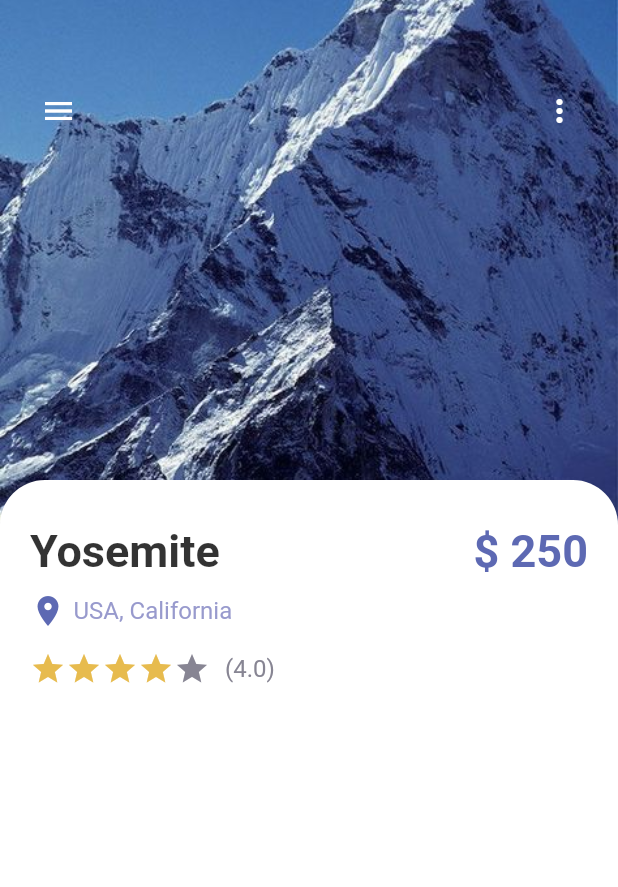
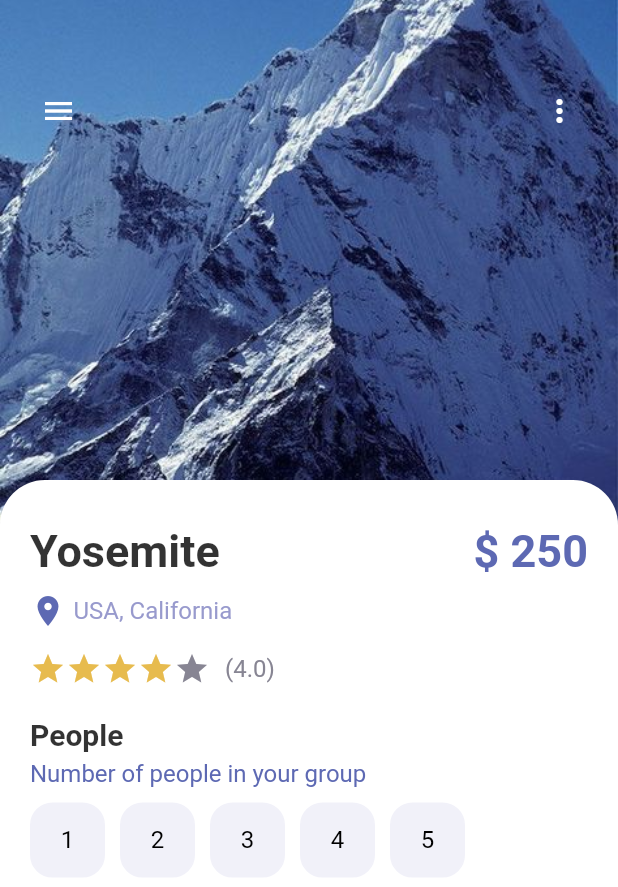
Before and after one commit to Thae00/trips, a Flutter app: the screen it shows after launch, on a phone screen of 412 x 824 dp. Shown: the top 887 px of the screen. Run offline on Flutter 3.47's test engine with Material 2 defaults, Android fonts, the phone set to English and light mode, and no system bars.

Commit message:
5btn change color onTap

```diff
--- a/lib/pages/detail_page.dart
+++ b/lib/pages/detail_page.dart
@@ -1,5 +1,6 @@
 import 'package:flutter/material.dart';
 import 'package:trips/misc/colors.dart';
+import 'package:trips/widgets/app_buttons.dart';
 import 'package:trips/widgets/app_large_text.dart';
 import 'package:trips/widgets/app_text.dart';
 
@@ -11,8 +12,8 @@ class DetailPage extends StatefulWidget {
 }
 
 class _DetailPageState extends State<DetailPage> {
-
   int gottenStars = 4;
+  int selectedIndex = -1;
 
   @override
   Widget build(BuildContext context) {
@@ -43,23 +44,30 @@ class _DetailPageState extends State<DetailPage> {
               child: Row(
                 mainAxisAlignment: MainAxisAlignment.spaceBetween,
                 children: [
-                  IconButton(onPressed: (){}, icon: Icon(Icons.menu), color: Colors.white,),
-                  IconButton(onPressed: (){}, icon: Icon(Icons.more_vert), color: Colors.white,),
+                  IconButton(
+                    onPressed: () {},
+                    icon: Icon(Icons.menu),
+                    color: Colors.white,
+                  ),
+                  IconButton(
+                    onPressed: () {},
+                    icon: Icon(Icons.more_vert),
+                    color: Colors.white,
+                  ),
                 ],
               ),
             ),
             Positioned(
               top: 320,
               child: Container(
-                padding: EdgeInsets.only(left: 20,right: 20,top: 30),
+                padding: EdgeInsets.only(left: 20, right: 20, top: 30),
                 width: MediaQuery.of(context).size.width,
                 height: 500,
                 decoration: BoxDecoration(
-                    color: Colors.white,
+                  color: Colors.white,
                   borderRadius: BorderRadius.only(
-                    topLeft: Radius.circular(30),
-                    topRight: Radius.circular(30)
-                  ),
+                      topLeft: Radius.circular(30),
+                      topRight: Radius.circular(30)),
                 ),
                 child: Column(
                   crossAxisAlignment: CrossAxisAlignment.start,
@@ -67,31 +75,89 @@ class _DetailPageState extends State<DetailPage> {
                     Row(
                       mainAxisAlignment: MainAxisAlignment.spaceBetween,
                       children: [
-                        AppLargeText(30, "Yosemite", Colors.black.withOpacity(0.8)),
+                        AppLargeText(
+                            30, "Yosemite", Colors.black.withOpacity(0.8)),
                         AppLargeText(30, "\$ 250", AppColors.mainColor),
                       ],
                     ),
-                    SizedBox(height: 10,),
+                    SizedBox(
+                      height: 10,
+                    ),
                     Row(
                       children: [
-                        Icon(Icons.location_on, color: AppColors.mainColor,),
+                        Icon(
+                          Icons.location_on,
+                          color: AppColors.mainColor,
+                        ),
                         SizedBox(
                           width: 5,
                         ),
-                        AppText(text: "USA, California", color: AppColors.textColor1,),
+                        AppText(
+                          text: "USA, California",
+                          color: AppColors.textColor1,
+                        ),
                       ],
                     ),
-                    SizedBox(height: 15,),
+                    SizedBox(
+                      height: 15,
+                    ),
                     Row(
                       children: [
                         Wrap(
                           children: List.generate(5, (index) {
-                            return Icon(Icons.star, color: index < gottenStars ? AppColors.starColor : AppColors.textColor2);
+                            return Icon(Icons.star,
+                                color: index < gottenStars
+                                    ? AppColors.starColor
+                                    : AppColors.textColor2);
                           }),
                         ),
-                        SizedBox(width: 10,),
-                        AppText(text: "(4.0)", color: AppColors.textColor2,),
+                        SizedBox(
+                          width: 10,
+                        ),
+                        AppText(
+                          text: "(4.0)",
+                          color: AppColors.textColor2,
+                        ),
                       ],
+                    ),
+                    SizedBox(
+                      height: 20,
+                    ),
+                    AppLargeText(
+                      20,
+                      "People",
+                      Colors.black.withOpacity(0.8),
+                    ),
+                    SizedBox(
+                      height: 5,
+                    ),
+                    AppText(
+                      text: "Number of people in your group",
+                      color: AppColors.mainColor,
+                    ),
+                    SizedBox(
+                      height: 10,
+                    ),
+                    Wrap(
+                      children: List.generate(5, (index) {
+                        return InkWell(
+                          onTap: (){
+                            setState(() {
+                              selectedIndex = index;
+                            });
+                          },
+                          child: Container(
+                            margin: EdgeInsets.only(right: 10),
+                            child: AppButtons(
+                              color: selectedIndex == index ? Colors.white : Colors.black,
+                              text: (index + 1).toString(),
+                              backgroundColor: selectedIndex == index ? Colors.black : AppColors.buttonBackground,
+                              size: 50,
+                              borderColor: selectedIndex == index ? Colors.black : AppColors.buttonBackground,
+                            ),
+                          ),
+                        );
+                      }),
                     ),
                   ],
                 ),
--- /dev/null
+++ b/lib/widgets/app_buttons.dart
@@ -0,0 +1,42 @@
+import 'package:flutter/material.dart';
+import 'package:trips/widgets/app_text.dart';
+
+import '../misc/colors.dart';
+
+class AppButtons extends StatelessWidget {
+  final Color color;
+  String? text;
+  IconData? icon;
+  final Color backgroundColor;
+  double size;
+  final Color borderColor;
+  bool? isIcon;
+
+  AppButtons({
+    Key? key,
+    required this.color,
+    this.text = "Hi",
+    this.icon,
+    required this.backgroundColor,
+    required this.size,
+    required this.borderColor,
+    this.isIcon = false,
+  }) : super(key: key);
+
+  @override
+  Widget build(BuildContext context) {
+    return Container(
+      width: size,
+      height: size,
+      decoration: BoxDecoration(
+        border: Border.all(
+          color: borderColor,
+          width: 1.0,
+        ),
+        borderRadius: BorderRadius.circular(15),
+        color: backgroundColor,
+      ),
+      child: isIcon == false ? Center(child: AppText(text: text!, color: color,)) : Center(child: Icon(icon, color: color,)),
+    );
+  }
+}
```
